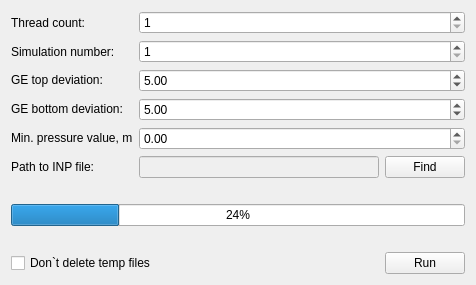
First picture: the form in src/epamk_mw.ui, repository 9onemandev/EPADEM, before the edit.
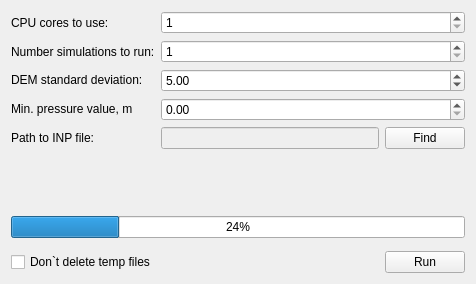
Second picture: the form after the edit. Custom widgets are drawn as their Qt base class.

Diff of the .ui file:
```diff
--- a/src/epamk_mw.ui
+++ b/src/epamk_mw.ui
@@ -7,7 +7,7 @@
     <x>0</x>
     <y>0</y>
     <width>476</width>
-    <height>285</height>
+    <height>284</height>
    </rect>
   </property>
   <property name="windowTitle">
@@ -23,28 +23,21 @@
          <item>
           <widget class="QLabel" name="label">
            <property name="text">
-            <string>Thread count:</string>
+            <string>CPU cores to use:</string>
            </property>
           </widget>
          </item>
          <item>
           <widget class="QLabel" name="label_2">
            <property name="text">
-            <string>Simulation number:</string>
+            <string>Number simulations to run:</string>
            </property>
           </widget>
          </item>
          <item>
           <widget class="QLabel" name="label_3">
            <property name="text">
-            <string>GE top deviation:</string>
-           </property>
-          </widget>
-         </item>
-         <item>
-          <widget class="QLabel" name="label_4">
-           <property name="text">
-            <string>GE bottom deviation:</string>
+            <string>DEM standard deviation:</string>
            </property>
           </widget>
          </item>
@@ -84,20 +77,7 @@
           </widget>
          </item>
          <item>
-          <widget class="QDoubleSpinBox" name="td_spin">
-           <property name="minimum">
-            <double>0.010000000000000</double>
-           </property>
-           <property name="maximum">
-            <double>20.000000000000000</double>
-           </property>
-           <property name="value">
-            <double>5.000000000000000</double>
-           </property>
-          </widget>
-         </item>
-         <item>
-          <widget class="QDoubleSpinBox" name="bd_spin">
+          <widget class="QDoubleSpinBox" name="dem_spin">
            <property name="minimum">
             <double>0.010000000000000</double>
            </property>
@@ -151,6 +131,52 @@
        </property>
       </spacer>
      </item>
+     <item>
+      <widget class="QLabel" name="about">
+       <property name="styleSheet">
+        <string notr="true">color: rgb(0, 0, 255);</string>
+       </property>
+       <property name="text">
+        <string/>
+       </property>
+      </widget>
+     </item>
+     <item>
+      <spacer name="verticalSpacer_3">
+       <property name="orientation">
+        <enum>Qt::Vertical</enum>
+       </property>
+       <property name="sizeHint" stdset="0">
+        <size>
+         <width>20</width>
+         <height>40</height>
+        </size>
+       </property>
+      </spacer>
+     </item>
+     <item>
+      <widget class="Label" name="credits">
+       <property name="styleSheet">
+        <string notr="true">color: rgb(0, 170, 0);</string>
+       </property>
+       <property name="text">
+        <string/>
+       </property>
+      </widget>
+     </item>
+     <item>
+      <spacer name="verticalSpacer_4">
+       <property name="orientation">
+        <enum>Qt::Vertical</enum>
+       </property>
+       <property name="sizeHint" stdset="0">
+        <size>
+         <width>20</width>
+         <height>40</height>
+        </size>
+       </property>
+      </spacer>
+     </item>
      <item>
       <widget class="QProgressBar" name="progressBar">
        <property name="value">
@@ -206,6 +232,13 @@
    </item>
   </layout>
  </widget>
+ <customwidgets>
+  <customwidget>
+   <class>Label</class>
+   <extends>QLabel</extends>
+   <header location="global">label.h</header>
+  </customwidget>
+ </customwidgets>
  <resources/>
  <connections/>
 </ui>
```
